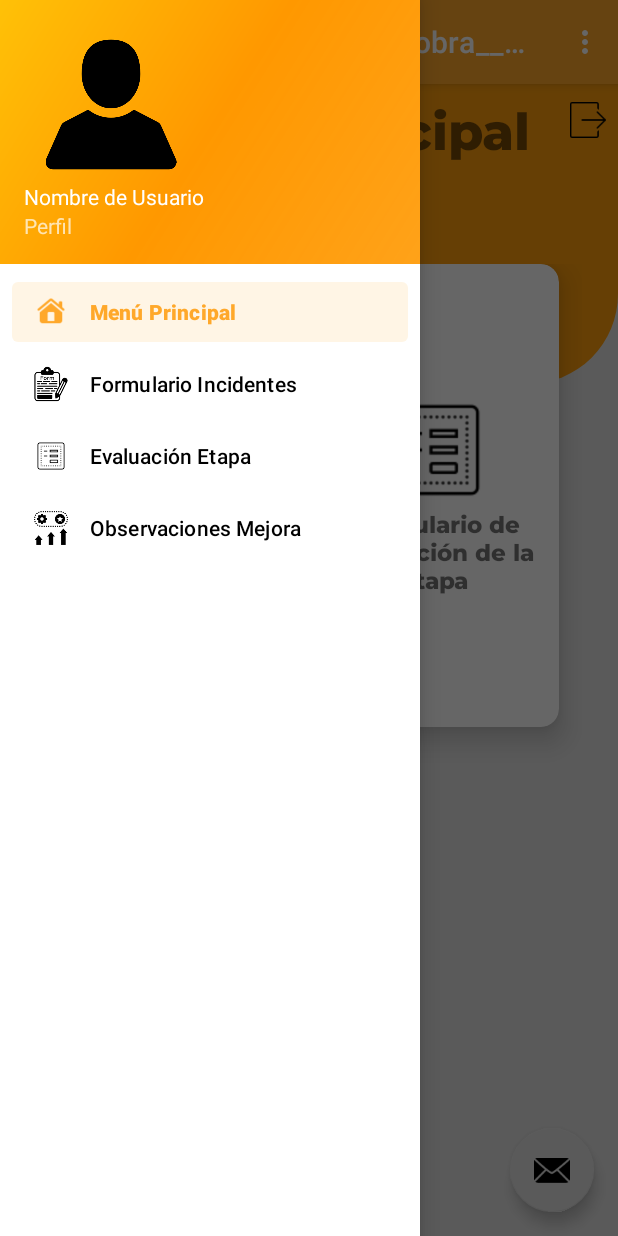
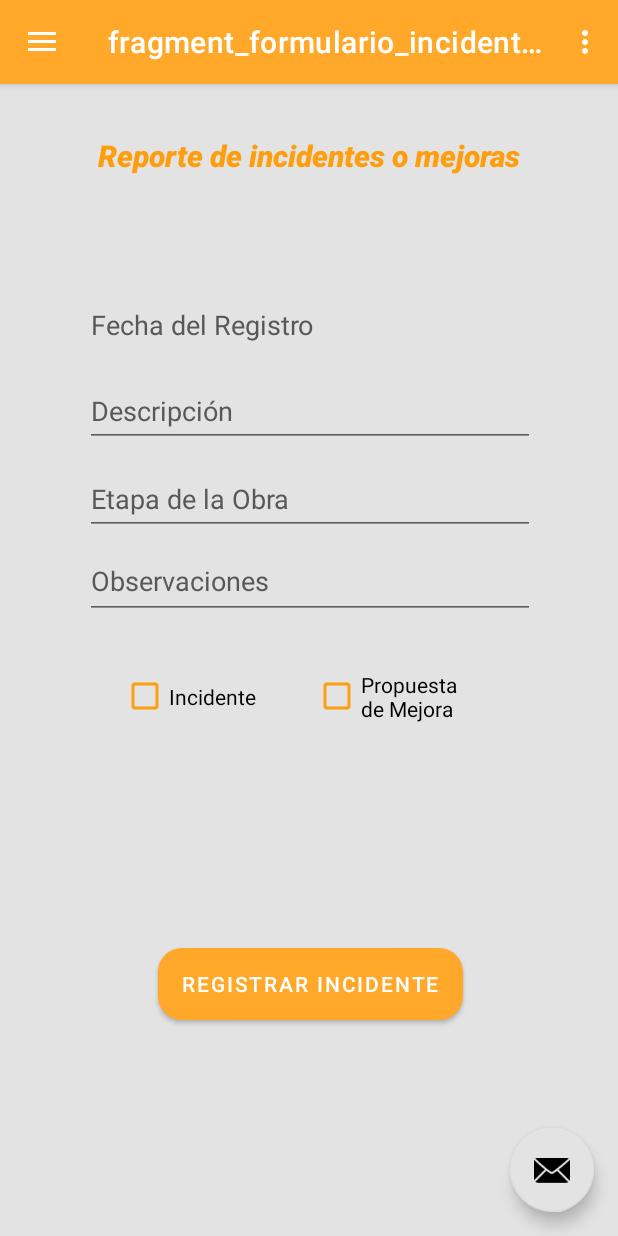
Before and after one commit to RodolfoCuevasJimenez/Buldify, an Android app: the Evaluador_Obra_drawer screen opened directly, with no data from a screen before it, in the side drawer, after a tap on "Formulario Incidentes", on a phone screen of 412 x 824 dp. Run offline under Robolectric (Android 15) with nearby library versions, the phone set to English and light mode, and no system bars; our stand-ins replace Firebase (no records; nobody signed in at launch, a user with empty details on screens opened directly), navigation-ui.

Commit message:
Formulario de incidentes y mejoras

```diff
--- /dev/null
+++ b/app/src/main/java/cr/una/buildify/FormularioIncidentes/FormularioIncidentesFragment.kt
@@ -0,0 +1,129 @@
+package cr.una.buildify.FormularioIncidentes
+
+import android.content.ContentValues
+import androidx.lifecycle.ViewModelProvider
+import android.os.Bundle
+import android.util.Log
+import androidx.fragment.app.Fragment
+import android.view.LayoutInflater
+import android.view.View
+import android.view.ViewGroup
+import android.widget.Button
+import android.widget.EditText
+import android.widget.Toast
+import androidx.navigation.Navigation
+import com.google.firebase.firestore.FirebaseFirestore
+import cr.una.buildify.R
+import cr.una.buildify.carga_archivos.btn_Documentos
+import cr.una.buildify.carga_archivos.btn_Preconstruccion
+import cr.una.buildify.databinding.FragmentCargarArchivosBinding
+import cr.una.buildify.databinding.FragmentFormularioIncidentesBinding
+import cr.una.buildify.servicios.*
+import cr.una.buildify.ui.director_proyecto.DirectorProyectoMainViewModel
+import cr.una.buildify.utiles.UtilesFormularios
+
+private lateinit var etFecha: EditText
+private lateinit var etDescripcion: EditText
+private lateinit var etEtapa: EditText
+private lateinit var etObservaciones: EditText
+private lateinit var btnRegistrar: Button
+private lateinit var baseDatos: FirebaseFirestore
+private lateinit var tipo : String
+
+class FormularioIncidentesFragment : Fragment() {
+
+    private var _binding: FragmentFormularioIncidentesBinding? = null
+
+    private val binding get() = _binding!!
+
+    override fun onCreateView(
+        inflater: LayoutInflater,
+        container: ViewGroup?,
+        savedInstanceState: Bundle?
+    ): View {
+        val homeViewModel = ViewModelProvider(this).get(DirectorProyectoMainViewModel::class.java)
+
+        _binding = FragmentFormularioIncidentesBinding.inflate(inflater, container, false)
+        val root: View = binding.root
+
+        return root
+    }
+
+    override fun onViewCreated(view: View, savedInstanceState: Bundle?) {
+        super.onViewCreated(view, savedInstanceState)
+        // Inicialización de los elementos de la interfaz de usuario
+        etFecha = binding.etFechaIncidente
+        etDescripcion = binding.etDescripcion
+        etEtapa = binding.etEtapaObra
+        etObservaciones = binding.etObservaciones
+        btnRegistrar = binding.btnRegistrarIn
+
+        // Obtener una instancia de Firebase Firestore
+        baseDatos = FirebaseFirestore.getInstance()
+        // Configurar el click listener para el botón "Regostrar"
+        btnRegistrar.setOnClickListener {
+            registrarIncidente()
+        }
+    }
+
+    private fun registrarIncidente() {
+        // Verifica si cada campo del formulario es válido usando el método verificarCampo de la clase UtilesFormularios
+        val camposValidos = UtilesFormularios.verificarCampo(etFecha) &&
+                UtilesFormularios.verificarCampo(etDescripcion) &&
+                UtilesFormularios.verificarCampo(etEtapa) &&
+                UtilesFormularios.verificarCampo(etObservaciones)
+
+        if (!camposValidos) {
+            Toast.makeText(requireContext(), "Por favor, complete todos los campos.", Toast.LENGTH_SHORT).show()
+            return
+        }
+
+        // Crear un objeto con los datos del Incidente ingresados
+
+        if(binding.chbxIncidente.isChecked() && !binding.chbxMejora.isChecked()){
+            tipo = "Incidente"
+        }
+        else if (!binding.chbxIncidente.isChecked() && binding.chbxMejora.isChecked()){
+            tipo = "Mejora"
+        }
+        else if (binding.chbxIncidente.isChecked() && binding.chbxMejora.isChecked()){
+            Toast.makeText(requireContext(), "Solamente se debe de seleccionar un tipo de reporte", Toast.LENGTH_SHORT).show()
+            return
+        }
+        else{
+            Toast.makeText(requireContext(), "Debe seleccionar al menos un tipo de Reporte", Toast.LENGTH_SHORT).show()
+            return
+        }
+
+
+        val objetoFormulario = hashMapOf(
+            "descripcion" to binding.etDescripcion.text.toString(),
+            "etapa" to binding.etEtapaObra.text.toString(),
+            "fecha" to binding.etFechaIncidente.text.toString(),
+            "observaciones" to binding.etObservaciones.text.toString(),
+            "tipo" to tipo
+        )
+
+        // Obtener una referencia a la colección "Visualizacion" en Firebase Firestore
+        val IncidentesRef = baseDatos.collection("Visualizacion")
+        // Agregar el nuevo incidente a la colección
+        IncidentesRef.add(objetoFormulario)
+            .addOnSuccessListener { documentReference ->
+                Log.d(ContentValues.TAG, "Incidente agregado con ID: ${documentReference.id}")
+                Toast.makeText(requireContext(), "Se registró su Incidente exitosamente", Toast.LENGTH_SHORT).show()
+            }
+            //Muestra mensaje en caso de que falle agregar el incidente
+            .addOnFailureListener { e ->
+                Log.w(ContentValues.TAG, "Error al agregar el incidente", e)
+                Toast.makeText(requireContext(), "No se pudo registrar el incidente", Toast.LENGTH_SHORT).show()
+            }
+    }
+
+
+    override fun onDestroyView() {
+        super.onDestroyView()
+        _binding = null
+        onDetach()
+    }
+
+}
--- /dev/null
+++ b/app/src/main/java/cr/una/buildify/FormularioIncidentes/FormularioIncidentesViewModel.kt
@@ -0,0 +1,7 @@
+package cr.una.buildify.FormularioIncidentes
+
+import androidx.lifecycle.ViewModel
+
+class FormularioIncidentesViewModel : ViewModel() {
+    // TODO: Implement the ViewModel
+}
--- a/app/src/main/java/cr/una/buildify/ui/evaluador_obra/Evaluador_Obra_Main.kt
+++ b/app/src/main/java/cr/una/buildify/ui/evaluador_obra/Evaluador_Obra_Main.kt
@@ -7,6 +7,7 @@ import androidx.fragment.app.Fragment
 import android.view.LayoutInflater
 import android.view.View
 import android.view.ViewGroup
+import androidx.navigation.Navigation
 import cr.una.buildify.R
 import cr.una.buildify.databinding.FragmentDuennoObraMainBinding
 import cr.una.buildify.databinding.FragmentEvaluadorObraMainBinding
@@ -48,6 +49,11 @@ class Evaluador_Obra_Main : Fragment() {
             onDetach()
             startActivity(cerrarSesion)
         }
+
+        val crdFormIncidentes = binding.crdFormularioIncidentes
+        crdFormIncidentes.setOnClickListener{
+            Navigation.findNavController(view).navigate(R.id.formularioIncidentesFragment)
+        }
     }
 
     override fun onDestroyView() {
--- a/app/src/main/java/cr/una/buildify/ui/evaluador_obra/Evaluador_Obra_drawer.kt
+++ b/app/src/main/java/cr/una/buildify/ui/evaluador_obra/Evaluador_Obra_drawer.kt
@@ -38,7 +38,7 @@ class Evaluador_Obra_drawer : AppCompatActivity() {
         // menu should be considered as top level destinations.
         appBarConfiguration = AppBarConfiguration(
             setOf(
-                R.id.evaluador_Obra_Main
+                R.id.evaluador_Obra_Main,R.id.formularioIncidentesFragment
             ), drawerLayout
         )
         setupActionBarWithNavController(navController, appBarConfiguration)
--- a/app/src/main/res/layout/fragment_evaluador__obra__main.xml
+++ b/app/src/main/res/layout/fragment_evaluador__obra__main.xml
@@ -32,130 +32,52 @@
         app:srcCompat="@drawable/salir" />
 
     <GridLayout
-        android:layout_width="match_parent"
-        android:layout_height="match_parent"
+        android:layout_width="182dp"
+        android:layout_height="191dp"
         android:layout_below="@+id/view_top"
         android:layout_marginLeft="24dp"
+        android:layout_marginTop="11dp"
         android:layout_marginRight="24dp"
-        android:layout_marginTop="-80dp"
-        android:rowCount="5"
         android:columnCount="2"
-        >
+        android:rowCount="5">
 
         //Formulario de incidentes
+
         <androidx.cardview.widget.CardView
+            android:id="@+id/crdFormularioIncidentes"
             android:layout_width="50dp"
             android:layout_height="50dp"
+            android:layout_row="0"
+            android:layout_rowWeight="1"
+            android:layout_column="0"
+            android:layout_columnWeight="1"
+            android:layout_marginRight="15dp"
+            android:layout_marginBottom="15dp"
             android:background="#e3e3e3"
-            android:layout_columnWeight = "1"
-            android:layout_rowWeight = "1"
-            android:layout_row = "0"
-            android:layout_column = "0"
-            android:layout_marginBottom = "15dp"
-            android:layout_marginRight = "15dp"
             app:cardCornerRadius="12dp"
             app:cardElevation="12dp">
 
             <LinearLayout
                 android:layout_width="match_parent"
                 android:layout_height="match_parent"
-                android:orientation="vertical"
                 android:gravity="center"
-                >
+                android:orientation="vertical">
 
                 <ImageView
                     android:layout_width="60dp"
                     android:layout_height="60dp"
                     android:layout_gravity="center_horizontal"
                     android:src="@drawable/formularioincidentes" />
+
                 <TextView
                     android:layout_width="wrap_content"
                     android:layout_height="wrap_content"
-                    android:text = "Formulario de
-                    Incidentes"
+                    android:layout_gravity="center_horizontal"
+                    android:gravity="center"
+                    android:text="Formulario de
+                    Incidentes o Mejoras"
                     android:textSize="15sp"
-                    android:gravity="center"
-                    app:fontFamily="@font/montserrat_extrabold"
-                    android:layout_gravity="center_horizontal"
-                    />
-            </LinearLayout>
-        </androidx.cardview.widget.CardView>
-
-        //Formulario de Evaluación de la etapa
-        <androidx.cardview.widget.CardView
-            android:layout_width="50dp"
-            android:layout_height="50dp"
-            android:background="#e3e3e3"
-            android:layout_columnWeight = "1"
-            android:layout_rowWeight = "1"
-            android:layout_row = "0"
-            android:layout_column = "1"
-            android:layout_marginBottom = "15dp"
-            android:layout_marginRight = "15dp"
-            app:cardCornerRadius="12dp"
-            app:cardElevation="12dp">
-
-            <LinearLayout
-                android:layout_width="match_parent"
-                android:layout_height="match_parent"
-                android:orientation="vertical"
-                android:gravity="center"
-                >
-
-                <ImageView
-                    android:layout_width="80dp"
-                    android:layout_height="80dp"
-                    android:layout_gravity="center_horizontal"
-                    android:src="@drawable/formularioevaluacion" />
-                <TextView
-                    android:layout_width="wrap_content"
-                    android:layout_height="wrap_content"
-                    android:text = "Formulario de
-                    Evaluación de la Etapa"
-                    android:textSize="15sp"
-                    android:gravity="center"
-                    app:fontFamily="@font/montserrat_extrabold"
-                    android:layout_gravity="center_horizontal"
-                    />
-            </LinearLayout>
-        </androidx.cardview.widget.CardView>
-
-
-        //Observaciones de mejora
-        <androidx.cardview.widget.CardView
-            android:layout_width="50dp"
-            android:layout_height="50dp"
-            android:background="#e3e3e3"
-            android:layout_columnWeight = "1"
-            android:layout_rowWeight = "1"
-            android:layout_row = "1"
-            android:layout_column = "0"
-            android:layout_marginBottom = "15dp"
-            android:layout_marginRight = "15dp"
-            app:cardCornerRadius="12dp"
-            app:cardElevation="12dp">
-
-            <LinearLayout
-                android:layout_width="match_parent"
-                android:layout_height="match_parent"
-                android:orientation="vertical"
-                android:gravity="center"
-                >
-
-                <ImageView
-                    android:layout_width="60dp"
-                    android:layout_height="60dp"
-                    android:layout_gravity="center_horizontal"
-                    android:src="@drawable/mejoras" />
-                <TextView
-                    android:layout_width="wrap_content"
-                    android:layout_height="wrap_content"
-                    android:text = "Observaciones de mejora"
-                    android:textSize="15sp"
-                    android:gravity="center"
-                    app:fontFamily="@font/montserrat_extrabold"
-                    android:layout_gravity="center_horizontal"
-                    />
+                    app:fontFamily="@font/montserrat_extrabold" />
             </LinearLayout>
         </androidx.cardview.widget.CardView>
     </GridLayout>
--- /dev/null
+++ b/app/src/main/res/layout/fragment_formulario_incidentes.xml
@@ -0,0 +1,146 @@
+<?xml version="1.0" encoding="utf-8"?>
+<FrameLayout xmlns:android="http://schemas.android.com/apk/res/android"
+    xmlns:tools="http://schemas.android.com/tools"
+    android:layout_width="match_parent"
+    android:layout_height="match_parent"
+    xmlns:app="http://schemas.android.com/apk/res-auto"
+    tools:context=".FormularioIncidentes.FormularioIncidentesFragment">
+
+    <androidx.constraintlayout.widget.ConstraintLayout
+        android:layout_width="match_parent"
+        android:layout_height="match_parent"
+        android:background="@color/teal_200">
+
+        <TextView
+            android:id="@+id/tvInformacion"
+            android:layout_width="wrap_content"
+            android:layout_height="wrap_content"
+            android:fontFamily="sans-serif-black"
+            android:text="Reporte de incidentes o mejoras"
+            android:textColor="@color/iconoapp_background"
+            android:textSize="20sp"
+            android:textStyle="bold|italic"
+            app:layout_constraintBottom_toBottomOf="parent"
+            app:layout_constraintEnd_toEndOf="parent"
+            app:layout_constraintStart_toStartOf="parent"
+            app:layout_constraintTop_toTopOf="parent"
+            app:layout_constraintVertical_bias="0.046"
+            tools:ignore="TextContrastCheck" />
+
+        <EditText
+            android:id="@+id/etFechaIncidente"
+            android:layout_width="wrap_content"
+            android:layout_height="wrap_content"
+            android:width="300dp"
+            android:ems="10"
+            android:hint="Fecha del Registro"
+            android:importantForAutofill="no"
+            android:inputType="date"
+            android:minHeight="48dp"
+            android:textColor="@color/black"
+            android:textColorHint="#595757"
+            app:layout_constraintBottom_toBottomOf="parent"
+            app:layout_constraintEnd_toEndOf="@+id/tvInformacion"
+            app:layout_constraintHorizontal_bias="0.508"
+            app:layout_constraintStart_toStartOf="@+id/tvInformacion"
+            app:layout_constraintTop_toBottomOf="@+id/tvInformacion"
+            app:layout_constraintVertical_bias="0.114" />
+
+        <EditText
+            android:id="@+id/etDescripcion"
+            android:layout_width="wrap_content"
+            android:layout_height="wrap_content"
+            android:width="300dp"
+            android:ems="10"
+            android:hint="@string/descripcionServicio"
+            android:importantForAutofill="no"
+            android:inputType="textMultiLine"
+            android:minHeight="48dp"
+            android:textColorHint="#595757"
+            app:layout_constraintBottom_toBottomOf="parent"
+            app:layout_constraintEnd_toEndOf="@+id/etFechaIncidente"
+            app:layout_constraintHorizontal_bias="0.0"
+            app:layout_constraintStart_toStartOf="@+id/etFechaIncidente"
+            app:layout_constraintTop_toBottomOf="@+id/etFechaIncidente"
+            app:layout_constraintVertical_bias="0.017" />
+
+        <EditText
+            android:id="@+id/etEtapaObra"
+            android:layout_width="wrap_content"
+            android:layout_height="wrap_content"
+            android:width="300dp"
+            android:ems="10"
+            android:hint="Etapa de la Obra"
+            android:importantForAutofill="no"
+            android:inputType="textMultiLine"
+            android:minHeight="48dp"
+            android:textColorHint="#595757"
+            app:layout_constraintBottom_toBottomOf="parent"
+            app:layout_constraintEnd_toEndOf="@+id/etDescripcion"
+            app:layout_constraintHorizontal_bias="0.0"
+            app:layout_constraintStart_toStartOf="@+id/etDescripcion"
+            app:layout_constraintTop_toBottomOf="@+id/etDescripcion"
+            app:layout_constraintVertical_bias="0.022" />
+
+        <EditText
+            android:id="@+id/etObservaciones"
+            android:layout_width="wrap_content"
+            android:layout_height="wrap_content"
+            android:layout_marginTop="8dp"
+            android:width="300dp"
+            android:ems="10"
+            android:gravity="start|top"
+            android:hint="Observaciones"
+            android:importantForAutofill="no"
+            android:inputType="textMultiLine"
+            android:minHeight="48dp"
+            android:textColorHint="#595757"
+            app:layout_constraintBottom_toBottomOf="parent"
+            app:layout_constraintEnd_toEndOf="@+id/etEtapaObra"
+            app:layout_constraintHorizontal_bias="0.0"
+            app:layout_constraintStart_toStartOf="@+id/etEtapaObra"
+            app:layout_constraintTop_toBottomOf="@+id/etEtapaObra"
+            app:layout_constraintVertical_bias="0.0" />
+
+        <Button
+            android:id="@+id/btnRegistrarIn"
+            android:layout_width="wrap_content"
+            android:layout_height="wrap_content"
+            android:layout_marginTop="190dp"
+            android:layout_marginBottom="144dp"
+            android:background="@drawable/botones"
+            android:backgroundTint="@color/iconoapp_background"
+            android:text="Registrar Incidente"
+            app:layout_constraintBottom_toBottomOf="parent"
+            app:layout_constraintEnd_toEndOf="@+id/etObservaciones"
+            app:layout_constraintStart_toStartOf="@+id/etObservaciones"
+            app:layout_constraintTop_toBottomOf="@+id/etObservaciones"
+            app:layout_constraintVertical_bias="1.0"
+            tools:ignore="DuplicateSpeakableTextCheck,TextContrastCheck" />
+
+        <CheckBox
+            android:id="@+id/chbxIncidente"
+            android:layout_width="107dp"
+            android:layout_height="43dp"
+            android:layout_marginStart="24dp"
+            android:layout_marginTop="30dp"
+            android:text="Incidente"
+            app:layout_constraintStart_toStartOf="@+id/etObservaciones"
+            app:layout_constraintTop_toBottomOf="@+id/etObservaciones"
+            android:buttonTint="@color/iconoapp_background"/>
+
+        <CheckBox
+            android:id="@+id/chbxMejora"
+            android:layout_width="104dp"
+            android:layout_height="43dp"
+            android:layout_marginTop="30dp"
+            android:layout_marginEnd="24dp"
+            android:text="Propuesta de Mejora"
+            app:layout_constraintEnd_toEndOf="@+id/etObservaciones"
+            app:layout_constraintStart_toEndOf="@+id/chbxIncidente"
+            app:layout_constraintTop_toBottomOf="@+id/etObservaciones"
+            android:buttonTint="@color/iconoapp_background"/>
+
+    </androidx.constraintlayout.widget.ConstraintLayout>
+
+</FrameLayout>
--- a/app/src/main/res/menu/activity_evaluador_obra.xml
+++ b/app/src/main/res/menu/activity_evaluador_obra.xml
@@ -11,20 +11,9 @@
             android:title="Menú Principal" />
 
         <item
-            android:id="@+id/nav_formulario_incidentes"
+            android:id="@+id/formularioIncidentesFragment"
             android:icon="@drawable/formularioincidentes"
             android:title="Formulario Incidentes" />
-
-        <item
-            android:id="@+id/nav_evaluacion_etapa"
-            android:icon="@drawable/formularioevaluacion"
-            android:title="Evaluación Etapa" />
-
-        <item
-            android:id="@+id/nav_observaciones"
-            android:icon="@drawable/mejoras"
-            android:title="Observaciones Mejora" />
-
 
 
     </group>
--- a/app/src/main/res/navigation/evaluador_obra_navigation.xml
+++ b/app/src/main/res/navigation/evaluador_obra_navigation.xml
@@ -9,5 +9,18 @@
         android:id="@+id/evaluador_Obra_Main"
         android:name="cr.una.buildify.ui.evaluador_obra.Evaluador_Obra_Main"
         android:label="fragment_evaluador__obra__main"
-        tools:layout="@layout/fragment_evaluador__obra__main" />
+        tools:layout="@layout/fragment_evaluador__obra__main" >
+        <action
+            android:id="@+id/action_evaluador_Obra_Main_to_formularioIncidentesFragment"
+            app:destination="@id/formularioIncidentesFragment" />
+    </fragment>
+    <fragment
+        android:id="@+id/formularioIncidentesFragment"
+        android:name="cr.una.buildify.FormularioIncidentes.FormularioIncidentesFragment"
+        android:label="fragment_formulario_incidentes"
+        tools:layout="@layout/fragment_formulario_incidentes" >
+        <action
+            android:id="@+id/action_formularioIncidentesFragment_to_evaluador_Obra_Main"
+            app:destination="@id/evaluador_Obra_Main" />
+    </fragment>
 </navigation>
```
Also changed, not shown: 1 other file.
